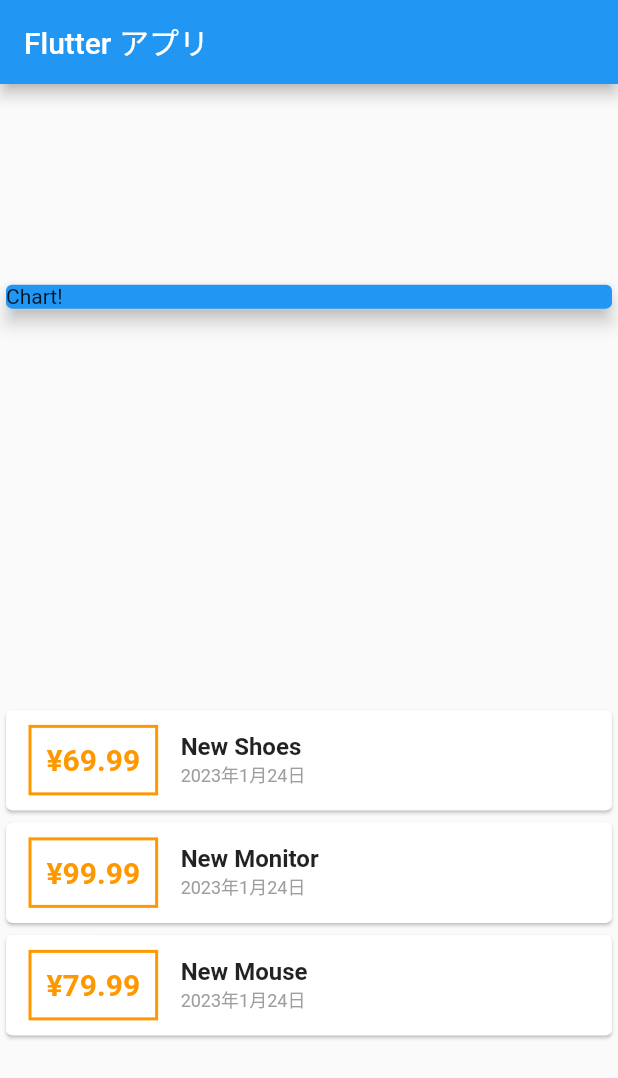
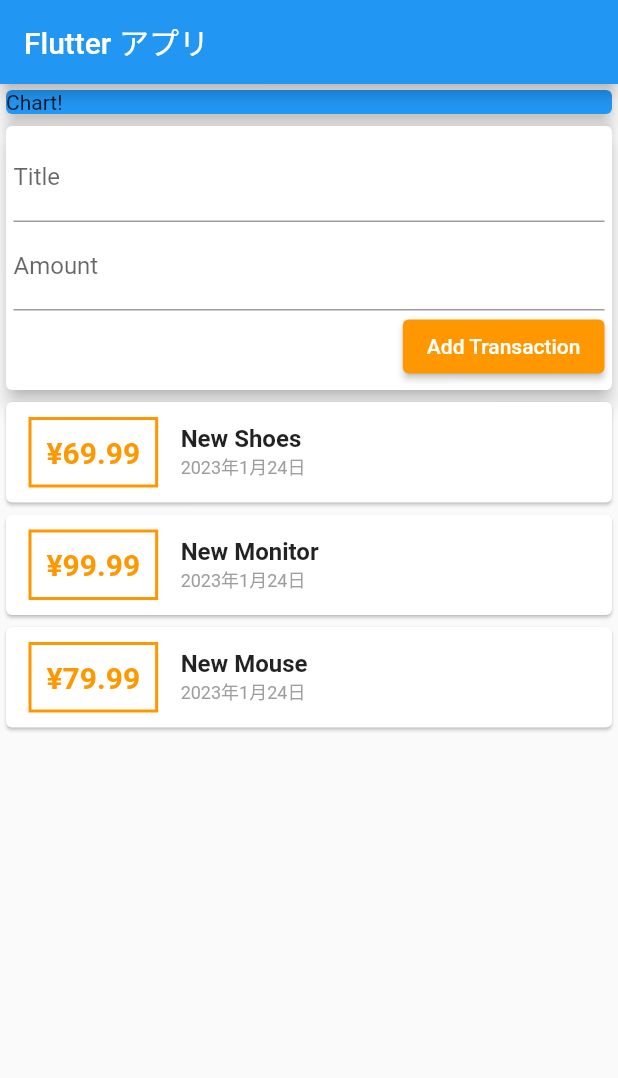
Before and after one commit to bachdx2812/flutter_money_lover, a Flutter app: the screen it shows after launch, on a phone screen of 412 x 824 dp. Shown: the top 1078 px of the screen. Run offline on Flutter 3.47's test engine with Material 2 defaults, Android fonts, the phone set to English and light mode, and no system bars.

Commit message:
split widgets

```diff
--- a/lib/main.dart
+++ b/lib/main.dart
@@ -1,6 +1,7 @@
 import 'package:flutter/material.dart';
-import 'package:money_lover/transaction.dart';
-import 'package:intl/intl.dart';
+import 'package:money_lover/widgets/user_transaction.dart';
+import './widgets/new_transaction.dart';
+import './widgets/transaction_list.dart';
 
 void main() => runApp(const MyApp());
 
@@ -9,7 +10,7 @@ class MyApp extends StatelessWidget {
 
   @override
   Widget build(BuildContext context) {
-    return MaterialApp(
+    return const MaterialApp(
       title: 'Flutter アプリ',
       home: MyHomePage(),
     );
@@ -17,28 +18,7 @@ class MyApp extends StatelessWidget {
 }
 
 class MyHomePage extends StatelessWidget {
-  MyHomePage({super.key});
-
-  final List<Transaction> transactions = [
-    Transaction(
-      id: 't1',
-      title: 'New Shoes',
-      amount: 69.99,
-      date: DateTime.now(),
-    ),
-    Transaction(
-      id: 't2',
-      title: 'New Monitor',
-      amount: 99.99,
-      date: DateTime.now(),
-    ),
-    Transaction(
-      id: 't3',
-      title: 'New Mouse',
-      amount: 79.99,
-      date: DateTime.now(),
-    ),
-  ];
+  const MyHomePage({super.key});
 
   @override
   Widget build(BuildContext context) {
@@ -47,10 +27,10 @@ class MyHomePage extends StatelessWidget {
         title: const Text('Flutter アプリ'),
       ),
       body: Column(
-          mainAxisAlignment: MainAxisAlignment.spaceAround,
+          mainAxisAlignment: MainAxisAlignment.start,
           crossAxisAlignment: CrossAxisAlignment.stretch,
-          children: <Widget>[
-            const SizedBox(
+          children: const <Widget>[
+            SizedBox(
               width: double.infinity,
               child: Card(
                 color: Colors.blue,
@@ -58,55 +38,7 @@ class MyHomePage extends StatelessWidget {
                 child: Text('Chart!'),
               ),
             ),
-            Column(
-              children: transactions
-                  .map((transaction) => Card(
-                        child: Row(
-                          children: <Widget>[
-                            Container(
-                              margin: const EdgeInsets.symmetric(
-                                vertical: 10,
-                                horizontal: 15,
-                              ),
-                              decoration: BoxDecoration(
-                                  border: Border.all(
-                                color: Colors.orange,
-                                width: 2,
-                              )),
-                              padding: const EdgeInsets.all(10),
-                              child: Text(
-                                '¥${transaction.amount}',
-                                style: const TextStyle(
-                                  fontWeight: FontWeight.bold,
-                                  fontSize: 20,
-                                  color: Colors.orange,
-                                ),
-                              ),
-                            ),
-                            Column(
-                              crossAxisAlignment: CrossAxisAlignment.start,
-                              children: <Widget>[
-                                Text(
-                                  transaction.title,
-                                  style: const TextStyle(
-                                    fontSize: 16,
-                                    fontWeight: FontWeight.bold,
-                                  ),
-                                ),
-                                Text(
-                                  DateFormat('y年M月d日').format(transaction.date),
-                                  style: const TextStyle(
-                                    fontSize: 12,
-                                    color: Colors.grey,
-                                  ),
-                                )
-                              ],
-                            )
-                          ],
-                        ),
-                      ))
-                  .toList(),
-            ),
+            UserTransaction(),
           ]),
     );
   }
--- /dev/null
+++ b/lib/widgets/new_transaction.dart
@@ -0,0 +1,45 @@
+import 'package:flutter/material.dart';
+
+class NewTransaction extends StatelessWidget {
+  final void Function(String title, double amount) createNewTransaction;
+
+  NewTransaction(this.createNewTransaction, {super.key});
+
+  final titleController = TextEditingController();
+  final amountController = TextEditingController();
+
+  @override
+  Widget build(BuildContext context) {
+    return Card(
+      elevation: 5,
+      child: Container(
+        padding: const EdgeInsets.all(5),
+        child: Column(
+          crossAxisAlignment: CrossAxisAlignment.end,
+          children: <Widget>[
+            TextField(
+              decoration: const InputDecoration(labelText: 'Title'),
+              controller: titleController,
+            ),
+            TextField(
+              decoration: const InputDecoration(labelText: 'Amount'),
+              controller: amountController,
+            ),
+            ElevatedButton(
+              onPressed: () => {
+                createNewTransaction(
+                  titleController.text,
+                  double.parse(amountController.text),
+                )
+              },
+              style: const ButtonStyle(
+                  backgroundColor:
+                      MaterialStatePropertyAll<Color>(Colors.orange)),
+              child: const Text('Add Transaction'),
+            )
+          ],
+        ),
+      ),
+    );
+  }
+}
--- /dev/null
+++ b/lib/widgets/transaction_list.dart
@@ -0,0 +1,63 @@
+import 'package:flutter/material.dart';
+import 'package:intl/intl.dart';
+
+import '../models/transaction.dart';
+
+class TransactionList extends StatelessWidget {
+  final List<Transaction> transactions;
+
+  const TransactionList(this.transactions, {super.key});
+
+  @override
+  Widget build(BuildContext context) {
+    return Column(
+      children: transactions
+          .map((transaction) => Card(
+                child: Row(
+                  children: <Widget>[
+                    Container(
+                      margin: const EdgeInsets.symmetric(
+                        vertical: 10,
+                        horizontal: 15,
+                      ),
+                      decoration: BoxDecoration(
+                          border: Border.all(
+                        color: Colors.orange,
+                        width: 2,
+                      )),
+                      padding: const EdgeInsets.all(10),
+                      child: Text(
+                        '¥${transaction.amount}',
+                        style: const TextStyle(
+                          fontWeight: FontWeight.bold,
+                          fontSize: 20,
+                          color: Colors.orange,
+                        ),
+                      ),
+                    ),
+                    Column(
+                      crossAxisAlignment: CrossAxisAlignment.start,
+                      children: <Widget>[
+                        Text(
+                          transaction.title,
+                          style: const TextStyle(
+                            fontSize: 16,
+                            fontWeight: FontWeight.bold,
+                          ),
+                        ),
+                        Text(
+                          DateFormat('y年M月d日').format(transaction.date),
+                          style: const TextStyle(
+                            fontSize: 12,
+                            color: Colors.grey,
+                          ),
+                        )
+                      ],
+                    )
+                  ],
+                ),
+              ))
+          .toList(),
+    );
+  }
+}
--- /dev/null
+++ b/lib/widgets/user_transaction.dart
@@ -0,0 +1,56 @@
+import 'package:flutter/material.dart';
+import './new_transaction.dart';
+import './transaction_list.dart';
+
+import '../models/transaction.dart';
+
+class UserTransaction extends StatefulWidget {
+  const UserTransaction({super.key});
+
+  @override
+  State<UserTransaction> createState() => _UserTransactionState();
+}
+
+class _UserTransactionState extends State<UserTransaction> {
+  final List<Transaction> _transactions = [
+    Transaction(
+      id: 't1',
+      title: 'New Shoes',
+      amount: 69.99,
+      date: DateTime.now(),
+    ),
+    Transaction(
+      id: 't2',
+      title: 'New Monitor',
+      amount: 99.99,
+      date: DateTime.now(),
+    ),
+    Transaction(
+      id: 't3',
+      title: 'New Mouse',
+      amount: 79.99,
+      date: DateTime.now(),
+    ),
+  ];
+
+  void _addNewTransaction(String title, double amount) {
+    final newTransaction = Transaction(
+      id: DateTime.now().toString(),
+      title: title,
+      amount: amount,
+      date: DateTime.now(),
+    );
+
+    setState(() {
+      _transactions.add(newTransaction);
+    });
+  }
+
+  @override
+  Widget build(BuildContext context) {
+    return Column(children: <Widget>[
+      NewTransaction(_addNewTransaction),
+      TransactionList(_transactions),
+    ]);
+  }
+}
```
Also changed, not shown: lib/models/transaction.dart (renamed from lib/transaction.dart).
